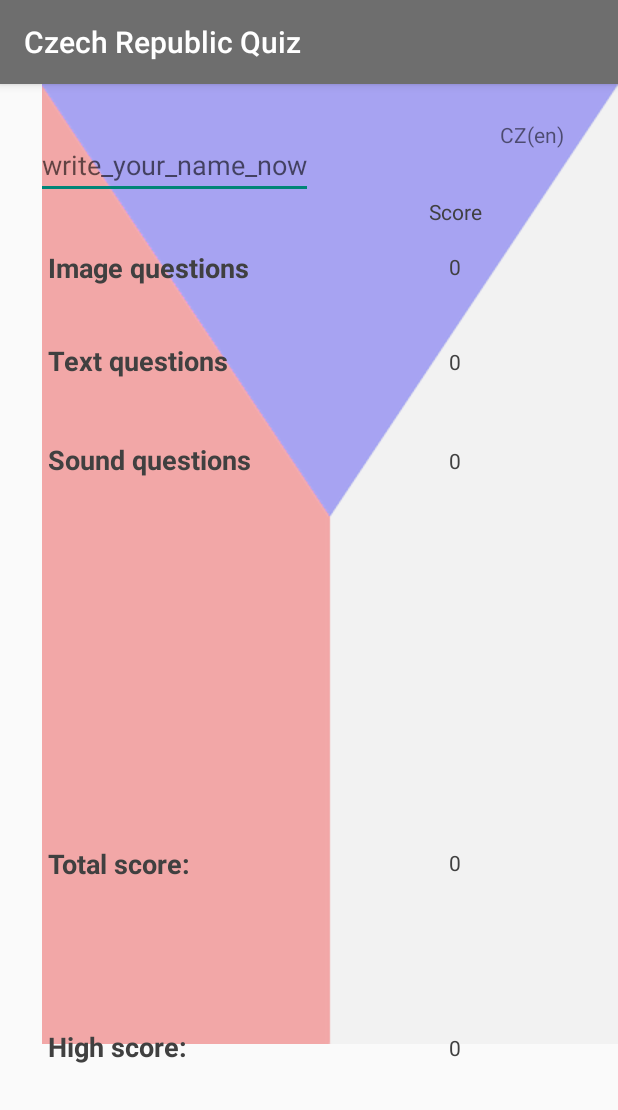
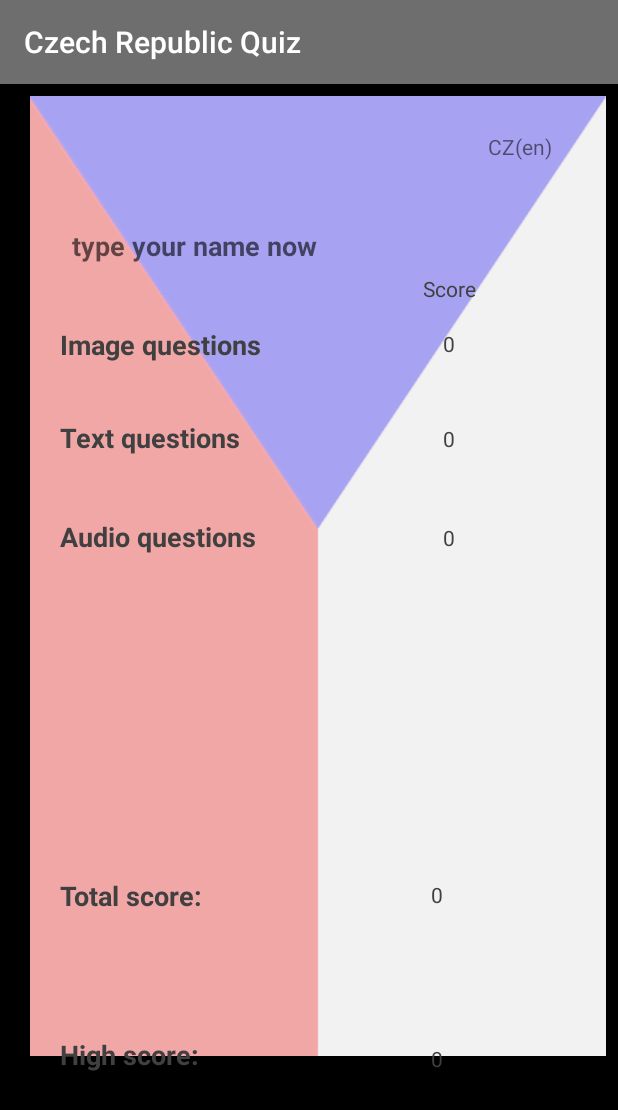
Before and after one commit to IvoMor/Quiz_App_Czech_Republic, an Android app: the screen it shows after launch (MainActivity), on a phone screen of 412 x 824 dp. Shown: the top 1110 px of the screen. Run offline under Robolectric (Android 15) with nearby library versions, the phone set to English and light mode, and no system bars.

Commit message:
User Interface debug + text changes + all audio question DONE

```diff
--- a/app/src/main/java/com/example/ivos/quiz_app/MainActivity.java
+++ b/app/src/main/java/com/example/ivos/quiz_app/MainActivity.java
@@ -16,7 +16,7 @@ public class MainActivity extends AppCompatActivity {
 
     //initialization
     private TextView userNameTextView = null;
-    public String userName = "your_name";
+    public String userName = "Guest";
 
     public int imageQuestionsScore = 0;
     public boolean imageCategoryClosed = false;
@@ -124,7 +124,7 @@ public class MainActivity extends AppCompatActivity {
         TextView highScoreTV = (TextView) findViewById(R.id.high_score_counter);
         highScoreTV.setText(String.valueOf(userHighScore));
 
-        if (!userName.equals("your_name")) {
+        if (!userName.equals("Guest")) {
             TextView userNameTextView = (TextView) findViewById(R.id.user_name);
             userNameTextView.setText(userName);
             TextView totalScoreTextView = (TextView) findViewById(R.id.total_score);
@@ -145,7 +145,7 @@ public class MainActivity extends AppCompatActivity {
         long t = System.currentTimeMillis();
         if (t - backPressedTime > 2000) {    // 2 secs
             backPressedTime = t;
-            Toast.makeText(this, "Press back again to exit",Toast.LENGTH_SHORT).show();
+            Toast.makeText(this, R.string.Press_back_again_to_exit,Toast.LENGTH_SHORT).show();
         } else {    // this guy is serious
             // clean up
             super.onBackPressed();       // bye
@@ -156,17 +156,21 @@ public class MainActivity extends AppCompatActivity {
         if (userHighScore < userTotalScore()) {
             userHighScore = userTotalScore();
             //new high score message
-            Toast.makeText(MainActivity.this, "Congrats to new high score " + userName, Toast.LENGTH_LONG).show(); //Todo sound> highscore
+            Toast.makeText(MainActivity.this, "Congrats " + userName + ". It's a new high score." , Toast.LENGTH_LONG).show();
         } else {
-            Toast.makeText(MainActivity.this, "Not bad - you have" + String.valueOf(userTotalScore()) + " points, but try again. " + userName, Toast.LENGTH_LONG).show(); //Todo sound> Not bad, but try again
+            Toast.makeText(MainActivity.this, "Not bad " + userName + ". You have" + String.valueOf(userTotalScore()) + " points.", Toast.LENGTH_LONG).show();
         }
-        //renew quiz but high score stays
+        //renew quiz but high score and user stay
+        Toast.makeText(MainActivity.this, "So " + userName + " try again?" , Toast.LENGTH_LONG).show();
         int saveUserHighScore = userHighScore;
+        String saveUserName = userName;
         clearQuiz();
         SharedPreferences.Editor editor = sharedPref.edit();
         editor.putInt("userHighScore", saveUserHighScore);
+        editor.putString("userName",saveUserName);
         editor.apply();
         userHighScore = saveUserHighScore;
+        userName = saveUserName;
     }
 
     //when come back from intent
@@ -194,14 +198,14 @@ public class MainActivity extends AppCompatActivity {
 
         // change the hint Text in EditText View OnFocus and back
         userNameTextView = (TextView) findViewById(R.id.user_name);
-        if (!userName.equals("your_name")) userNameTextView.setText(userName);
+        if (!userName.equals("Guest")) userNameTextView.setText(userName);
         userNameTextView.setOnFocusChangeListener(new View.OnFocusChangeListener() {
             @Override
             public void onFocusChange(View v, boolean hasFocus) {
                 if (hasFocus) {
-                    userNameTextView.setHint("write_your_name_now");
+                    userNameTextView.setHint(getString(R.string.name_request));
                 } else {
-                    userNameTextView.setHint("your_name");
+                    userNameTextView.setHint("Guest");
                 }
             }
         });
--- a/app/src/main/res/layout/activity_main.xml
+++ b/app/src/main/res/layout/activity_main.xml
@@ -1,18 +1,20 @@
 <?xml version="1.0" encoding="utf-8"?>
-<android.support.constraint.ConstraintLayout
-    xmlns:android="http://schemas.android.com/apk/res/android"
+<android.support.constraint.ConstraintLayout xmlns:android="http://schemas.android.com/apk/res/android"
     xmlns:app="http://schemas.android.com/apk/res-auto"
     xmlns:tools="http://schemas.android.com/tools"
     android:layout_width="match_parent"
     android:layout_height="match_parent"
     tools:context="com.example.ivos.quiz_app.MainActivity"
-    tools:layout_editor_absoluteY="81dp"
-    tools:layout_editor_absoluteX="0dp">
+    android:padding="@dimen/small_margin"
+    android:background="@color/primary_dark_color"
+    tools:layout_editor_absoluteX="0dp"
+    tools:layout_editor_absoluteY="81dp">
 
     <ImageView
         android:id="@+id/imageView2"
         android:layout_width="0dp"
         android:layout_height="wrap_content"
+        android:contentDescription="@string/Main_background_image_Czech_Flag"
         android:scaleType="fitXY"
         android:visibility="visible"
         app:layout_constraintEnd_toEndOf="parent"
@@ -24,26 +26,27 @@
 
     <EditText
         android:id="@+id/user_name"
-            android:layout_width="wrap_content"
+        style="@style/CategoryStyle"
+        android:layout_width="0dp"
         android:layout_height="wrap_content"
-            android:layout_marginLeft="24dp"
-            android:layout_marginStart="24dp"
-            android:layout_marginTop="31dp"
+        android:layout_marginTop="79dp"
+        android:background="@null"
+        android:hint="@string/name_request"
         android:inputType="text"
-            android:hint="@string/name_request"
-            app:layout_constraintLeft_toLeftOf="parent"
-            app:layout_constraintTop_toTopOf="parent" />
+        app:layout_constraintTop_toTopOf="parent"
+        android:layout_marginLeft="32dp"
+        app:layout_constraintLeft_toLeftOf="parent" />
 
     <TextView
         android:id="@+id/CZ_en"
         android:layout_width="wrap_content"
         android:layout_height="wrap_content"
+        android:layout_marginEnd="36dp"
+        android:layout_marginRight="36dp"
+        android:layout_marginTop="24dp"
         android:text="@string/cz_en"
-        app:layout_constraintTop_toTopOf="parent"
-        android:layout_marginTop="24dp"
-        android:layout_marginRight="36dp"
         app:layout_constraintRight_toRightOf="parent"
-        android:layout_marginEnd="36dp" />
+        app:layout_constraintTop_toTopOf="parent" />
 
     <TextView
         android:id="@+id/image_question_textbuton"
@@ -63,15 +66,15 @@
     <TextView
         android:id="@+id/text_question_textbuton"
         style="@style/CategoryStyle"
+        android:layout_width="wrap_content"
         android:layout_height="wrap_content"
         android:layout_marginLeft="24dp"
+        android:layout_marginStart="24dp"
         android:layout_marginTop="21dp"
         android:text="@string/Text_questions"
         android:textColor="@color/MainButtonsText"
         app:layout_constraintLeft_toLeftOf="parent"
-            app:layout_constraintTop_toBottomOf="@+id/image_question_textbuton"
-            android:layout_width="wrap_content"
-            android:layout_marginStart="24dp" />
+        app:layout_constraintTop_toBottomOf="@+id/image_question_textbuton" />
 
     <TextView
         android:id="@+id/sound_question_textbuton"
@@ -87,7 +90,7 @@
         app:layout_constraintTop_toBottomOf="@+id/text_question_textbuton" />
 
     <TextView
-        android:id="@+id/total_score"
+        android:id="@+id/high_score"
         style="@style/CategoryStyle"
         android:layout_width="wrap_content"
         android:layout_height="wrap_content"
@@ -103,7 +106,7 @@
         app:layout_constraintVertical_bias="0.778" />
 
     <TextView
-        android:id="@+id/textView"
+        android:id="@+id/total_score"
         style="@style/CategoryStyle"
         android:layout_width="wrap_content"
         android:layout_height="wrap_content"
@@ -128,13 +131,13 @@
         android:gravity="center_horizontal"
         android:text="@string/init_zero"
         android:textColor="@color/MainButtonsText"
-        app:layout_constraintBottom_toBottomOf="@+id/total_score"
+        app:layout_constraintBottom_toBottomOf="@+id/high_score"
         app:layout_constraintRight_toRightOf="parent"
-        app:layout_constraintTop_toTopOf="@+id/total_score"
-        app:layout_constraintVertical_bias="0.6"
+        app:layout_constraintVertical_bias="1.0"
         android:layout_marginLeft="8dp"
-        app:layout_constraintHorizontal_bias="0.75"
-        app:layout_constraintLeft_toLeftOf="parent" />
+        app:layout_constraintHorizontal_bias="0.73"
+        app:layout_constraintLeft_toLeftOf="parent"
+        app:layout_constraintTop_toTopOf="@+id/high_score" />
 
     <TextView
         android:id="@+id/image_score_counter"
@@ -142,18 +145,18 @@
         android:layout_height="wrap_content"
         android:layout_marginBottom="8dp"
         android:layout_marginEnd="8dp"
+        android:layout_marginLeft="8dp"
         android:layout_marginRight="8dp"
         android:layout_marginTop="8dp"
         android:gravity="center_horizontal"
         android:text="@string/init_zero"
         android:textColor="@color/MainButtonsText"
         app:layout_constraintBottom_toBottomOf="@+id/image_question_textbuton"
+        app:layout_constraintHorizontal_bias="0.75"
+        app:layout_constraintLeft_toLeftOf="parent"
         app:layout_constraintRight_toRightOf="parent"
         app:layout_constraintTop_toTopOf="@+id/image_question_textbuton"
-        app:layout_constraintVertical_bias="0.4"
-        android:layout_marginLeft="8dp"
-        app:layout_constraintHorizontal_bias="0.75"
-        app:layout_constraintLeft_toLeftOf="parent" />
+        app:layout_constraintVertical_bias="0.4" />
 
     <TextView
         android:id="@+id/image_score_text"
@@ -164,8 +167,8 @@
         android:text="@string/score"
         android:textColor="@color/MainButtonsText"
         app:layout_constraintBottom_toTopOf="@+id/image_question_textbuton"
-            app:layout_constraintRight_toRightOf="@+id/image_score_counter"
-            app:layout_constraintLeft_toLeftOf="@+id/image_score_counter" />
+        app:layout_constraintLeft_toLeftOf="@+id/image_score_counter"
+        app:layout_constraintRight_toRightOf="@+id/image_score_counter" />
 
     <TextView
         android:id="@+id/text_score_counter"
@@ -173,18 +176,18 @@
         android:layout_height="wrap_content"
         android:layout_marginBottom="8dp"
         android:layout_marginEnd="8dp"
+        android:layout_marginLeft="8dp"
         android:layout_marginRight="8dp"
         android:layout_marginTop="8dp"
         android:gravity="center_horizontal"
         android:text="@string/init_zero"
         android:textColor="@color/MainButtonsText"
         app:layout_constraintBottom_toBottomOf="@+id/text_question_textbuton"
+        app:layout_constraintHorizontal_bias="0.75"
+        app:layout_constraintLeft_toLeftOf="parent"
         app:layout_constraintRight_toRightOf="parent"
         app:layout_constraintTop_toTopOf="@+id/text_question_textbuton"
-        app:layout_constraintVertical_bias="0.6"
-        android:layout_marginLeft="8dp"
-        app:layout_constraintHorizontal_bias="0.75"
-        app:layout_constraintLeft_toLeftOf="parent" />
+        app:layout_constraintVertical_bias="0.6" />
 
     <TextView
         android:id="@+id/sound_score_counter"
@@ -192,18 +195,18 @@
         android:layout_height="wrap_content"
         android:layout_marginBottom="8dp"
         android:layout_marginEnd="8dp"
+        android:layout_marginLeft="8dp"
         android:layout_marginRight="8dp"
         android:layout_marginTop="8dp"
         android:gravity="center_horizontal"
         android:text="@string/init_zero"
         android:textColor="@color/MainButtonsText"
         app:layout_constraintBottom_toBottomOf="@+id/sound_question_textbuton"
+        app:layout_constraintHorizontal_bias="0.75"
+        app:layout_constraintLeft_toLeftOf="parent"
         app:layout_constraintRight_toRightOf="parent"
         app:layout_constraintTop_toTopOf="@+id/sound_question_textbuton"
-        app:layout_constraintVertical_bias="0.6"
-        android:layout_marginLeft="8dp"
-        app:layout_constraintHorizontal_bias="0.75"
-        app:layout_constraintLeft_toLeftOf="parent" />
+        app:layout_constraintVertical_bias="0.6" />
 
     <TextView
         android:id="@+id/total_score_counter"
@@ -216,12 +219,12 @@
         android:gravity="center_horizontal"
         android:text="@string/init_zero"
         android:textColor="@color/MainButtonsText"
-        app:layout_constraintBottom_toBottomOf="@+id/textView"
+        app:layout_constraintBottom_toBottomOf="@+id/total_score"
         app:layout_constraintRight_toRightOf="parent"
-        app:layout_constraintTop_toTopOf="@+id/textView"
         app:layout_constraintVertical_bias="0.4"
         android:layout_marginLeft="8dp"
-        app:layout_constraintHorizontal_bias="0.75"
-        app:layout_constraintLeft_toLeftOf="parent" />
+        app:layout_constraintHorizontal_bias="0.73"
+        app:layout_constraintLeft_toLeftOf="parent"
+        app:layout_constraintTop_toTopOf="@+id/total_score" />
 
 </android.support.constraint.ConstraintLayout>
--- a/app/src/main/res/layout/list_item.xml
+++ b/app/src/main/res/layout/list_item.xml
@@ -125,7 +125,6 @@
         android:layout_width="match_parent"
         android:layout_height="wrap_content"
         android:layout_gravity="center_horizontal"
-        android:background="@color/submitButtonBackgroundTint"
         android:padding="@dimen/small_padding"
         android:layout_marginLeft="@dimen/small_margin"
         android:layout_marginRight="@dimen/small_margin"
--- a/app/src/main/res/values/strings.xml
+++ b/app/src/main/res/values/strings.xml
@@ -9,7 +9,7 @@
     <string name="Text_questions">Text questions</string>
 
     <!-- Category name for sound question quiz  -->
-    <string name="Sound_questions">Sound questions</string>
+    <string name="Sound_questions">Audio questions</string>
 
     <!-- Total_score text  -->
     <string name="Total_score">Total score:</string>
@@ -17,31 +17,42 @@
     <!-- High_score text  -->
     <string name="High_score">High score:</string>
 
-    <!-- slected language  -->
+    <!-- selected language  -->
     <string name="cz_en">CZ(en)</string>
 
-    <!-- slected language  -->
+    <!-- selected language  -->
     <string name="en_cz">EN(cz)</string>
 
+    <!-- initialization string value  -->
     <string name="nothing">Nothing_else</string>
 
+    <!--initialization int value-->
+    <string name="init_zero">0</string>
+
     <!-- name enter hint  -->
-    <string name="name_request">Your_name_here</string>
+    <string name="name_request">type your name now</string>
 
     <!--submit_answer_button_text for image and text question-->
-    <string name="submit_answer_button_text">Hint: Choose your answer than touch whatever for submit. (Don\'t have another chance)</string>
+    <string name="submit_answer_button_text">Hint: Choose your answer than touch whatever for submit. (One try only.)</string>
 
     <!--submit_answer_button_text for sound question-->
-    <string name="submit_answer_button_text_sound">Hint: Touch whatever for play sound. Choose your answer than touch whatever for submit. (Don\'t have another chance)</string>
+    <string name="submit_answer_button_text_sound">Hint: Touch whatever for play sound. Choose your answer and touch whatever for submit. (One try only.)</string>
 
     <!--defaultUserName-->
-    <string name="default_user_name">your_name</string>
+    <string name="default_user_name">Guest</string>
 
     <!--totalScoreText2-->
     <string name="totalScoreText2">\'s score:</string>
 
     <!--sendFrom-->
     <string name="sendFrom">sendFrom</string>
-    <string name="init_zero">0</string>
+
+    <!--score text-->
     <string name="score">Score</string>
+
+    <!--Main_background_image_Czech_Flag contain description-->
+    <string name="Main_background_image_Czech_Flag">Main_background_image_Czech_Flag</string>
+
+    <!--Toast message text-->
+    <string name="Press_back_again_to_exit">Press back again to exit</string>
 </resources>
--- a/build.gradle
+++ b/build.gradle
@@ -5,7 +5,7 @@ buildscript {
         jcenter()
     }
     dependencies {
-        classpath 'com.android.tools.build:gradle:2.3.0'
+        classpath 'com.android.tools.build:gradle:2.3.1'
 
         // NOTE: Do not place your application dependencies here; they belong
         // in the individual module build.gradle files
```
Also changed, not shown: app/src/main/java/com/example/ivos/quiz_app/ImagesActivity.java (+20 -3 lines), app/src/main/java/com/example/ivos/quiz_app/SoundsActivity.java (+24 -6 lines), app/src/main/java/com/example/ivos/quiz_app/TextsActivity.java (+17 -2 lines), 1 other file. Lines whose indentation alone changed are shown as unchanged.
